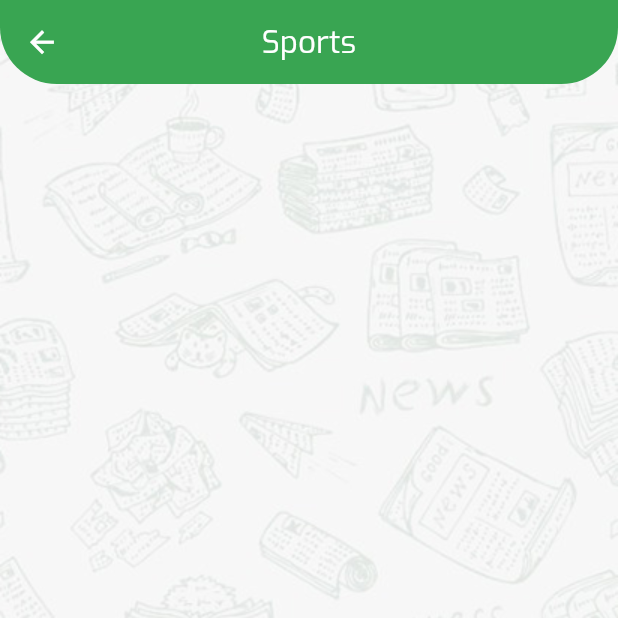
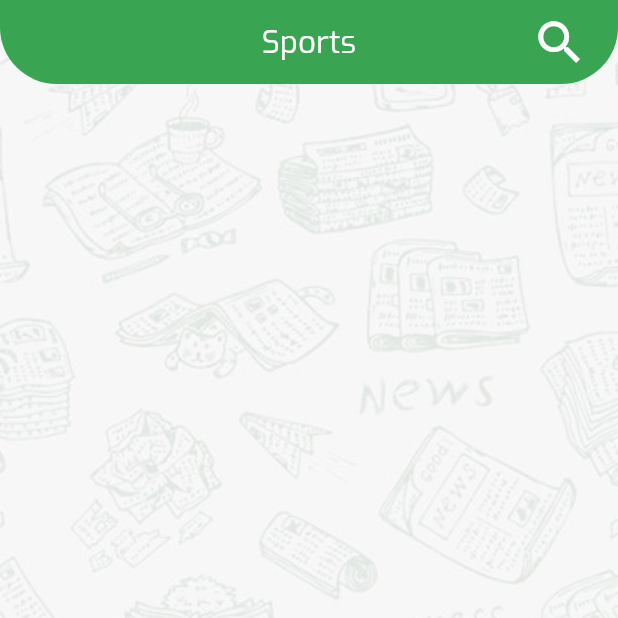
Before and after one commit to ahs25001/News-App, a Flutter app: the screen it shows after launch, after a tap on "Sports", on a phone screen of 412 x 824 dp, the top half of it. Run offline on Flutter 3.47's test engine with Material 3 defaults, Android fonts, the phone set to English and light mode, and no system bars; our stand-ins replace animate_do, bloc, dartz, fancy_shimmer_image, flutter_bloc, flutter_screenutil and 4 more; network calls fail.

Commit message:
add search and shimmer effect

```diff
--- a/lib/featuers/home_screen/data/data_sources/home_ds.dart
+++ b/lib/featuers/home_screen/data/data_sources/home_ds.dart
@@ -8,5 +8,6 @@ abstract class HomeDs {
   Future<Either<Errors, SourceModel>> getSources(
       String categoryId, String language);
 
-  Future<Either<Errors, ArticlesModel>> getArticles(String sourceId);
+  Future<Either<Errors, ArticlesModel>> getArticles(String sourceId,
+      {required bool? isSearch, String? query});
 }
--- a/lib/featuers/home_screen/data/repositories/home_repo_impl.dart
+++ b/lib/featuers/home_screen/data/repositories/home_repo_impl.dart
@@ -19,6 +19,6 @@ class HomeRepoImpl implements HomeRepo {
       homeDs.getSources(categoryId, language);
 
   @override
-  Future<Either<Errors, ArticlesModel>> getArticles(String sourceId) =>
-      homeDs.getArticles(sourceId);
+  Future<Either<Errors, ArticlesModel>> getArticles(String sourceId,{required bool? isSearch, String? query}) =>
+      homeDs.getArticles(sourceId, isSearch: isSearch, query: query);
 }
--- a/lib/featuers/home_screen/domain/repositories/home_repo.dart
+++ b/lib/featuers/home_screen/domain/repositories/home_repo.dart
@@ -7,5 +7,5 @@ import '../../data/models/SourceModel.dart';
 abstract class HomeRepo {
   Future<Either<Errors, SourceModel>> getSources(
       String categoryId, String language);
-  Future<Either<Errors, ArticlesModel>> getArticles(String sourceId);
+  Future<Either<Errors, ArticlesModel>> getArticles(String sourceId,{required bool? isSearch, String? query});
 }
--- a/lib/featuers/home_screen/presentation/cubit/home_state.dart
+++ b/lib/featuers/home_screen/presentation/cubit/home_state.dart
@@ -15,6 +15,7 @@ enum HomeStatus {
 class HomeState {
   HomeStatus? homeStatus;
   SourceModel? sourceModel;
+  bool isInSearch;
   Errors? errors;
   int? index;
   ArticlesModel? articlesModel;
@@ -22,6 +23,7 @@ class HomeState {
   HomeState(
       {this.homeStatus,
       this.sourceModel,
+      this.isInSearch = false,
       this.articlesModel,
       this.index,
       this.errors});
@@ -29,12 +31,14 @@ class HomeState {
   HomeState copyWith(
       {HomeStatus? homeStatus,
       int? index,
+      bool? isInSearch,
       ArticlesModel? articlesModel,
       SourceModel? sourceModel,
       Errors? errors}) {
     return HomeState(
         articlesModel: articlesModel ?? this.articlesModel,
         index: index ?? this.index,
+        isInSearch: isInSearch ?? this.isInSearch,
         homeStatus: homeStatus ?? this.homeStatus,
         sourceModel: sourceModel ?? this.sourceModel,
         errors: errors ?? this.errors);
--- a/lib/featuers/home_screen/presentation/pages/home_screen.dart
+++ b/lib/featuers/home_screen/presentation/pages/home_screen.dart
@@ -6,7 +6,10 @@ import 'package:news_app/core/utils/app_colors.dart';
 import 'package:news_app/core/utils/app_json.dart';
 import 'package:news_app/core/utils/app_styles.dart';
 import 'package:news_app/featuers/home_screen/presentation/cubit/home_cubit.dart';
+import 'package:news_app/featuers/home_screen/presentation/widgets/article_loading.dart';
+import 'package:news_app/featuers/home_screen/presentation/widgets/search_form_field.dart';
 import 'package:news_app/featuers/home_screen/presentation/widgets/source_item.dart';
+import 'package:news_app/featuers/home_screen/presentation/widgets/sources_loading.dart';
 import 'package:news_app/featuers/select_category/data/models/category_model.dart';
 
 import '../../../../core/utils/app_images.dart';
@@ -27,20 +30,72 @@ class HomeScreen extends StatelessWidget {
         create: (context) => HomeCubit()..getSources(args.id, "en"),
         child: Scaffold(
           appBar: AppBar(
-            title: Hero(
+            automaticallyImplyLeading: false,
+            title: BlocSelector<HomeCubit, HomeState, bool>(
+              selector: (state) {
+                return state.isInSearch;
+              },
+              builder: (context, isInSearch) {
+                return AnimatedSwitcher(
+                  duration: const Duration(milliseconds: 400),
+                  switchInCurve: Curves.easeInQuart,
+                  switchOutCurve: Curves.easeInQuart,
+                  transitionBuilder: (child, animation) => ScaleTransition(
+                    alignment: Alignment.centerRight,
+                    scale: animation,
+                    // sizeFactor: animation,
+                    child: child,
+                  ),
+                  child: (isInSearch)
+                      ? SearchFormField(context)
+                      : Hero(
                           tag: "${args.id}${args.name}",
                           child: Material(
                               textStyle: appBarTitleStyle,
                               color: Colors.transparent,
-                    child: Text(args.name))),
+                              child: Text(
+                                args.name,
+                                textAlign: TextAlign.center,
+                              ))),
+                );
+              },
+            ),
+            actions: [
+              BlocSelector<HomeCubit, HomeState, bool>(
+                selector: (state) {
+                  return state.isInSearch;
+                },
+                builder: (context, isInSearch) {
+                  return isInSearch
+                      ? const SizedBox()
+                      : InkWell(
+                          onTap: () {
+                            HomeCubit.get(context).goTOSearch();
+                          },
+                          child: Icon(
+                            Icons.search,
+                            size: 40.sp,
+                            color: Colors.white,
+                          ),
+                        );
+                },
+              ),
+              SizedBox(
+                width: 20.w,
+              )
+            ],
           ),
           body: BlocBuilder<HomeCubit, HomeState>(
             builder: (context, state) {
               return (state.homeStatus == HomeStatus.getSourcesLoading)
-                  ? Center(
-                      child: CircularProgressIndicator(
-                      color: primaryColor,
-                    ))
+                  ? Column(
+                children: [
+                  SizedBox(
+                    height: 10.h,),
+                  const SourcesLoading(),
+                  const ArticleLoading()
+                ],
+              )
                   : (state.homeStatus == HomeStatus.noInternet)
                       ? Center(
                           child: Column(
@@ -49,9 +104,14 @@ class HomeScreen extends StatelessWidget {
                               Lottie.asset(noInternet),
                               ElevatedButton(
                                   style: tryAgainButtonStyle,
-                                onPressed: (){
-                              HomeCubit.get(context).getSources(args.id, "en");
-                            }, child: Text("Tray again",style: appBarTitleStyle,))
+                                  onPressed: () {
+                                    HomeCubit.get(context)
+                                        .getSources(args.id, "en");
+                                  },
+                                  child: Text(
+                                    "Tray again",
+                                    style: appBarTitleStyle,
+                                  ))
                             ],
                           ),
                         )
@@ -85,9 +145,7 @@ class HomeScreen extends StatelessWidget {
                               height: 10.h,
                             ),
                             (state.homeStatus == HomeStatus.getArticlesLoading)
-                                ? CircularProgressIndicator(
-                                    color: primaryColor,
-                                  )
+                                ?  const ArticleLoading()
                                 : Expanded(
                                     child: RefreshIndicator(
                                       onRefresh: () async {
--- /dev/null
+++ b/lib/featuers/home_screen/presentation/widgets/article_loading.dart
@@ -0,0 +1,64 @@
+import 'package:flutter/material.dart';
+import 'package:flutter_screenutil/flutter_screenutil.dart';
+import 'package:shimmer/shimmer.dart';
+
+import '../../../../core/utils/app_colors.dart';
+
+class ArticleLoading extends StatelessWidget {
+  const ArticleLoading({super.key});
+
+  @override
+  Widget build(BuildContext context) {
+    return Expanded(
+      child: Shimmer.fromColors(
+        baseColor: Colors.grey.shade300,
+        highlightColor: Colors.grey.shade100,
+        child: ListView.builder(
+          // shrinkWrap: true,
+            itemCount: 10,
+            itemBuilder: (context, index) => Container(
+              padding: EdgeInsets.symmetric(horizontal: 10.w, vertical: 10.h),
+              margin: EdgeInsets.symmetric(horizontal: 20.w, vertical: 15.h),
+              decoration: BoxDecoration(
+                  // color: Colors.white,
+                  borderRadius: BorderRadius.circular(25.r),
+                  border: Border.all(color: primaryColor)),
+              child: Column(
+                crossAxisAlignment: CrossAxisAlignment.start,
+                children: [
+                  Container(
+                    width: 360.w,
+                    height: 232.h,
+                    decoration: BoxDecoration(
+                        borderRadius:
+                            BorderRadius.vertical(top: Radius.circular(25.r)),
+                        color: Colors.white),
+                  ),
+                  SizedBox(
+                    height: 15.h,
+                  ),
+                  Container(
+                    decoration: BoxDecoration(
+                        color: Colors.white,
+                        borderRadius: BorderRadius.circular(25.r)),
+                    width: 200.w,
+                    height: 20.h,
+                  ),
+                  SizedBox(
+                    height: 10.h,
+                  ),
+                  Container(
+                    decoration: BoxDecoration(
+                        color: Colors.white,
+                        borderRadius: BorderRadius.circular(25.r)),
+                    width: 700.w,
+                    height: 20.h,
+                  ),
+                ],
+              ),
+            ),
+          ),
+      ),
+    );
+  }
+}
--- /dev/null
+++ b/lib/featuers/home_screen/presentation/widgets/sources_loading.dart
@@ -0,0 +1,84 @@
+import 'package:flutter/material.dart';
+import 'package:flutter_screenutil/flutter_screenutil.dart';
+import 'package:shimmer/shimmer.dart';
+
+import '../../../../core/utils/app_colors.dart';
+
+class SourcesLoading extends StatelessWidget {
+  const SourcesLoading({super.key});
+
+  @override
+  Widget build(BuildContext context) {
+    return Shimmer.fromColors(
+        baseColor: Colors.grey.shade300,
+        highlightColor: Colors.grey.shade100,
+        child: DefaultTabController(
+            length: 10,
+
+            child: TabBar(
+                isScrollable: true,
+                tabs: [
+              Container(
+                height: 50.h,
+                width: 100.w,
+                decoration: BoxDecoration(
+                    color: Colors.white,
+                    borderRadius: BorderRadius.circular(25.r)),
+              ),Container(
+                height: 50.h,
+                width: 100.w,
+                decoration: BoxDecoration(
+                    color: Colors.white,
+                    borderRadius: BorderRadius.circular(25.r)),
+              ),Container(
+                height: 50.h,
+                width: 100.w,
+                decoration: BoxDecoration(
+                    color: Colors.white,
+                    borderRadius: BorderRadius.circular(25.r)),
+              ),Container(
+                height: 50.h,
+                width: 100.w,
+                decoration: BoxDecoration(
+                    color: Colors.white,
+                    borderRadius: BorderRadius.circular(25.r)),
+              ),Container(
+                height: 50.h,
+                width: 100.w,
+                decoration: BoxDecoration(
+                    color: Colors.white,
+                    borderRadius: BorderRadius.circular(25.r)),
+              ),Container(
+                height: 50.h,
+                width: 100.w,
+                decoration: BoxDecoration(
+                    color: Colors.white,
+                    borderRadius: BorderRadius.circular(25.r)),
+              ),Container(
+                height: 50.h,
+                width: 100.w,
+                decoration: BoxDecoration(
+                    color: Colors.white,
+                    borderRadius: BorderRadius.circular(25.r)),
+              ),Container(
+                height: 50.h,
+                width: 100.w,
+                decoration: BoxDecoration(
+                    color: Colors.white,
+                    borderRadius: BorderRadius.circular(25.r)),
+              ),Container(
+                height: 50.h,
+                width: 100.w,
+                decoration: BoxDecoration(
+                    color: Colors.white,
+                    borderRadius: BorderRadius.circular(25.r)),
+              ),Container(
+                height: 50.h,
+                width: 100.w,
+                decoration: BoxDecoration(
+                    color: Colors.white,
+                    borderRadius: BorderRadius.circular(25.r)),
+              ),
+            ])));
+  }
+}
--- a/pubspec.yaml
+++ b/pubspec.yaml
@@ -47,6 +47,7 @@ dependencies:
   connectivity_plus: ^6.1.0
   internet_connection_checker_plus: ^2.5.2
   lottie: ^3.1.3
+  shimmer: ^3.0.0
 dev_dependencies:
   flutter_test:
     sdk: flutter
```
Also changed, not shown: lib/featuers/home_screen/data/data_sources/home_ds_impl.dart (+10 -4 lines), lib/featuers/home_screen/presentation/cubit/home_cubit.dart (+13 -1 lines), lib/featuers/home_screen/presentation/widgets/search_form_field.dart (added, +57 -0 lines), pubspec.lock. Lines whose indentation alone changed are shown as unchanged.
